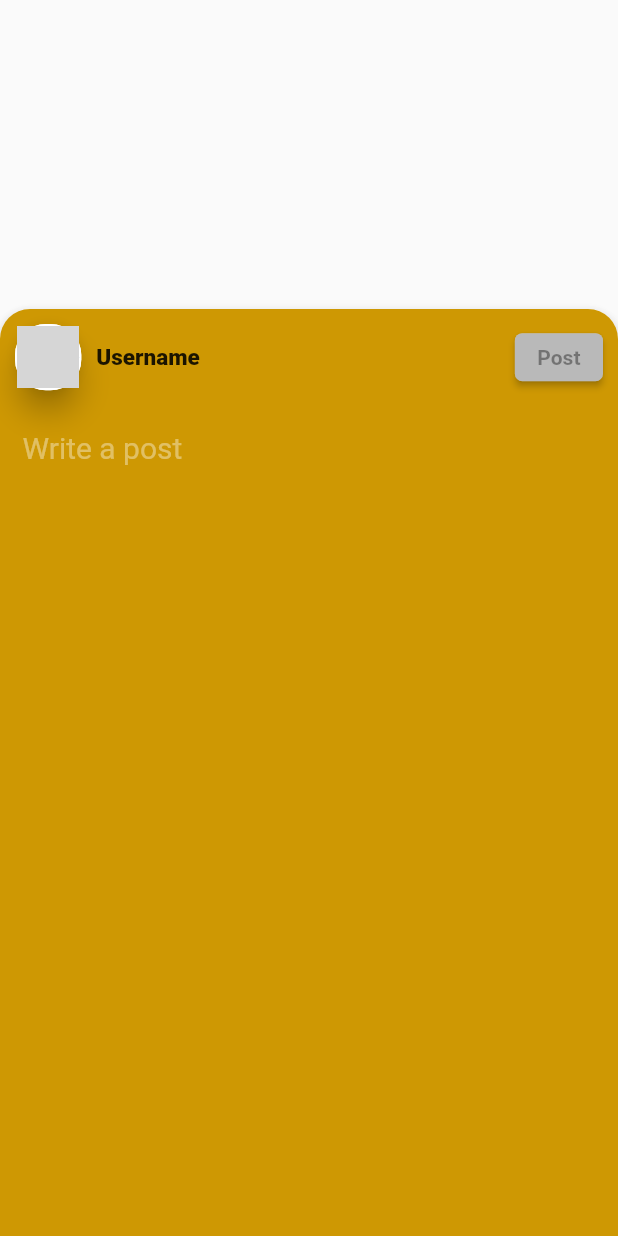
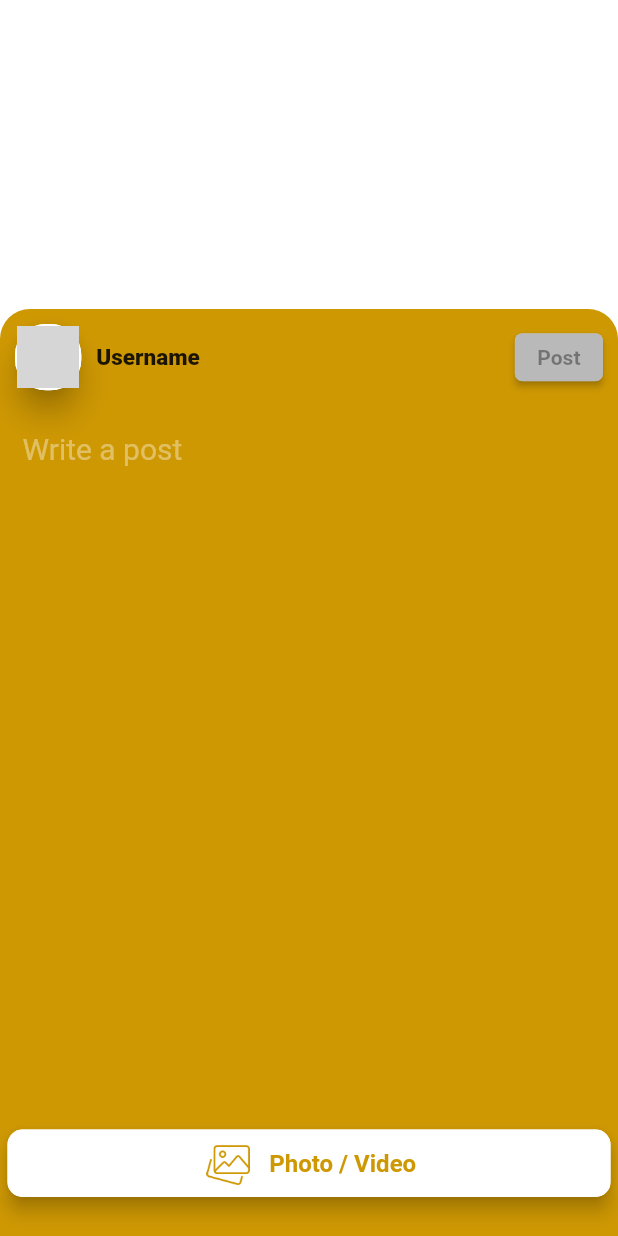
Before and after one commit to mustafa-elshamy/Profile, a Flutter app: the CreatePostPage screen opened directly, on a phone screen of 412 x 824 dp. Run offline on Flutter 3.47's test engine with Material 2 defaults, Android fonts, the light colour scheme and no system bars; our stand-ins replace bloc, flutter_bloc, image_picker, like_button, page_transition, readmore and 2 more; missing offline and left inert: dashed_circle; network calls fail; grey boxes are pictures that could not be loaded.

Commit message:
Upload photos fix post text 14/3/2022

```diff
--- a/lib/views/light_profile/create_post/create_post_page.dart
+++ b/lib/views/light_profile/create_post/create_post_page.dart
@@ -1,14 +1,18 @@
 import 'dart:math';
-
+import 'dart:io';
 import 'package:flutter/material.dart';
 import 'package:flutter_bloc/flutter_bloc.dart';
+import 'package:page_transition/page_transition.dart';
 
 import 'package:profile/bloc/home_bloc/home_bloc.dart';
 import 'package:profile/constants/colors.dart';
-import 'package:profile/views/light_profile/cover/profile_circle_icon.dart';
+import 'package:profile/helpers/helper.dart';
 import 'package:profile/views/light_profile/create_post/create_post_header.dart';
 import 'package:profile/views/light_profile/create_post/create_post_text_field.dart';
-import 'package:profile/views/light_profile/profile_home/post_header.dart';
+import 'package:profile/views/light_profile/create_post/media/choose_media_menu.dart';
+import 'package:profile/views/light_profile/create_post/media/media_section.dart';
+import 'package:profile/views/light_profile/create_post/media/pick_media.dart';
+import 'package:profile/views/light_profile/widgets/custom_grid_view.dart';
 
 class CreatePostPage extends StatefulWidget {
   const CreatePostPage({Key key}) : super(key: key);
@@ -19,11 +23,21 @@ class CreatePostPage extends StatefulWidget {
 
 class _CreatePostPageState extends State<CreatePostPage> {
   var blocProvider;
+  List media = [];
 
   @override
   Widget build(BuildContext context) {
     blocProvider = context.read<HomeBloc>();
-    return Padding(
+    return GestureDetector(
+      onTapDown: (details) {
+        if (details.globalPosition.dy <
+            MediaQuery.of(context).size.width * .45) {
+          Navigator.pop(context);
+        }
+      },
+      child: Scaffold(
+        backgroundColor: Colors.transparent,
+        body: Padding(
           padding: EdgeInsets.only(top: MediaQuery.of(context).size.width * .5),
           child: GestureDetector(
             onVerticalDragUpdate: (details) {
@@ -32,17 +46,11 @@ class _CreatePostPageState extends State<CreatePostPage> {
                 Navigator.pop(context);
               }
             },
-        child: Material(
-          elevation: 5,
-          borderRadius: const BorderRadius.only(
-            topRight: Radius.circular(20),
-            topLeft: Radius.circular(20),
-          ),
             child: Container(
               padding: EdgeInsets.symmetric(vertical: 10, horizontal: 10),
               decoration: BoxDecoration(
                 color: MyColors.primaryColor,
-              borderRadius: BorderRadius.only(
+                borderRadius: const BorderRadius.only(
                   topRight: Radius.circular(20),
                   topLeft: Radius.circular(20),
                 ),
@@ -50,18 +58,51 @@ class _CreatePostPageState extends State<CreatePostPage> {
               child: Column(
                 children: [
                   CreatePostHeader(username: "Username"),
-                CreatePostTextField()
+                  Expanded(
+                    child: ListView(
+                      padding: EdgeInsets.zero,
+                      children: [
+                        CreatePostTextField(),
+                        media.isEmpty ? SizedBox(height: 40) : Container(),
+                        MediaSection(media: media, setImages: setImages),
+                      ],
+                    ),
+                  ),
                 ],
               ),
             ),
           ),
         ),
+        floatingActionButton: PickMedia(
+          onTap: () {
+            Navigator.push(
+                context,
+                PageTransition(
+                    type: PageTransitionType.bottomToTop,
+                    duration: Duration(milliseconds: 250),
+                    child: ChooseMediaMenu()));
+          },
+          isImagesSelected: media.isNotEmpty,
+          text: "Photo / Video",
+          verticalPadding: 10,
+        ),
+        floatingActionButtonLocation: media.isEmpty
+            ? FloatingActionButtonLocation.centerFloat
+            : FloatingActionButtonLocation.endFloat,
+      ),
     );
+  }
+
+  void setImages(images) {
+    setState(() {
+      this.media = images;
+    });
   }
 
   @override
   void dispose() {
     blocProvider.createPostStatus = false;
+    blocProvider.changePostStatus = false;
     super.dispose();
   }
 }
--- a/lib/views/light_profile/create_post/create_post_text_field.dart
+++ b/lib/views/light_profile/create_post/create_post_text_field.dart
@@ -2,23 +2,30 @@ import 'package:flutter/material.dart';
 import 'package:profile/bloc/home_bloc/home_bloc.dart';
 import 'package:provider/src/provider.dart';
 
-class CreatePostTextField extends StatelessWidget {
-  const CreatePostTextField({Key key}) : super(key: key);
+class CreatePostTextField extends StatefulWidget {
+  const CreatePostTextField({
+    Key key,
+  }) : super(key: key);
 
+  @override
+  State<CreatePostTextField> createState() => _CreatePostTextFieldState();
+}
+
+class _CreatePostTextFieldState extends State<CreatePostTextField> {
   @override
   Widget build(BuildContext context) {
     return Padding(
-      padding: EdgeInsets.symmetric(horizontal: 5, vertical: 15),
+      padding: const EdgeInsets.symmetric(horizontal: 5,vertical: 15),
       child: TextField(
         cursorColor: Colors.white60,
-        maxLines: 10,
+        maxLines: null,
         keyboardType: TextInputType.multiline,
-        decoration: InputDecoration(
+        decoration: const InputDecoration(
           hintText: "Write a post",
           hintStyle: TextStyle(color: Colors.white38, fontSize: 20),
           border: InputBorder.none,
         ),
-        style: TextStyle(
+        style: const TextStyle(
           fontSize: 20,
           color: Colors.white,
         ),
--- /dev/null
+++ b/lib/views/light_profile/create_post/media/pick_media.dart
@@ -0,0 +1,68 @@
+import 'package:flutter/material.dart';
+import 'package:page_transition/page_transition.dart';
+
+import 'package:profile/constants/colors.dart';
+import 'package:profile/helpers/helper.dart';
+
+import 'choose_media_menu.dart';
+
+class PickMedia extends StatelessWidget {
+  final bool isImagesSelected;
+  final Function onTap;
+  final String text;
+  final double verticalPadding;
+
+  const PickMedia({
+    Key key,
+    this.isImagesSelected = false,
+    this.onTap,
+    this.text,
+    this.verticalPadding = 0,
+  }) : super(key: key);
+
+  @override
+  Widget build(BuildContext context) {
+    return Padding(
+      padding: EdgeInsets.symmetric(vertical: verticalPadding, horizontal: 5),
+      child: Material(
+        elevation: 5,
+        borderRadius: BorderRadius.circular(10),
+        child: InkWell(
+          onTap: onTap,
+          child: Container(
+            padding: const EdgeInsets.symmetric(horizontal: 0, vertical: 8),
+            width: isImagesSelected ? 60 : MediaQuery.of(context).size.width,
+            height: 45,
+            decoration: BoxDecoration(
+              color: Colors.white,
+              borderRadius: BorderRadius.circular(10),
+            ),
+            // duration: const Duration(milliseconds: 500),
+            // curve: Curves.fastLinearToSlowEaseIn,
+            child: Row(
+              mainAxisAlignment: MainAxisAlignment.center,
+              children: [
+                Image.asset(
+                  "assets/images/image_gallery.png",
+                  color: MyColors.primaryColor,
+                  height: 35,
+                  width: 35,
+                ),
+                const SizedBox(width: 10),
+                !isImagesSelected
+                    ? Text(
+                        text,
+                        style: TextStyle(
+                            color: MyColors.primaryColor,
+                            fontWeight: FontWeight.bold,
+                            fontSize: 16),
+                      )
+                    : Container()
+              ],
+            ),
+          ),
+        ),
+      ),
+    );
+  }
+}
--- a/pubspec.yaml
+++ b/pubspec.yaml
@@ -54,6 +54,7 @@ dev_dependencies:
   dashed_circle: ^0.0.2
   video_player: 2.2.17
   page_transition: ^2.0.5
+  image_picker: ^0.8.4+11
 
 # For information on the generic Dart part of this file, see the
 # following page: https://dart.dev/tools/pub/pubspec
```
Also changed, not shown: lib/bloc/home_bloc/home_bloc.dart (+14 -1 lines), lib/helpers/helper.dart (added, +27 -0 lines), lib/views/light_profile/create_post/media/choose_media_menu.dart (added, +47 -0 lines), lib/views/light_profile/create_post/media/media_section.dart (added, +68 -0 lines), pubspec.lock. Lines whose indentation alone changed are shown as unchanged.
